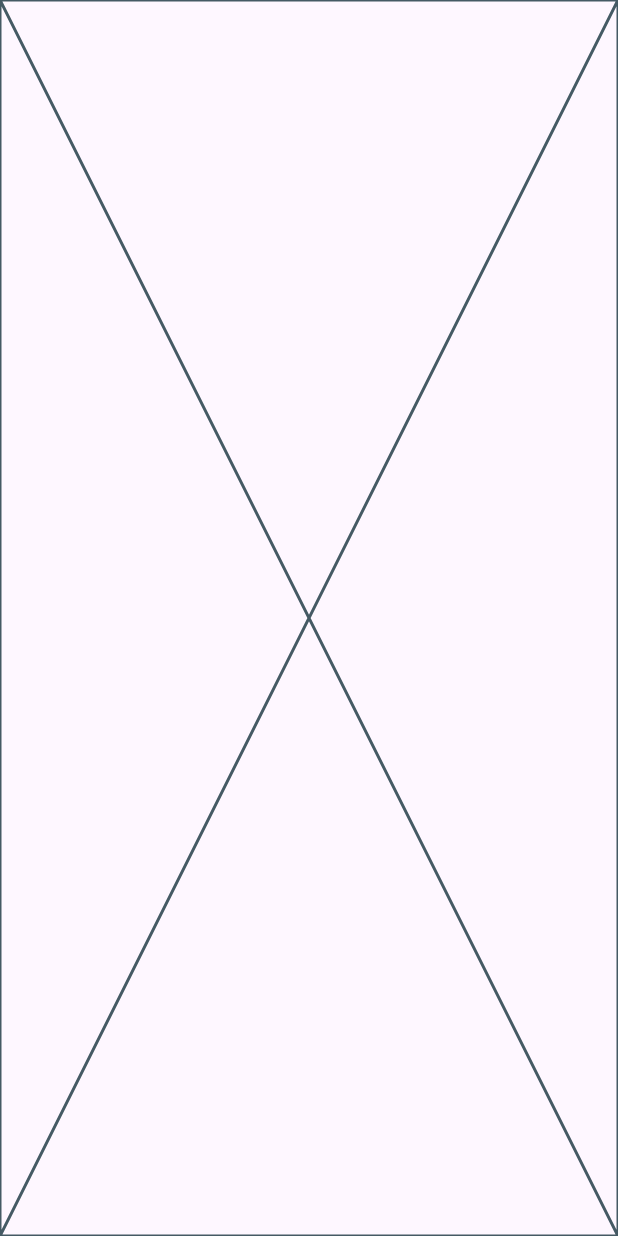
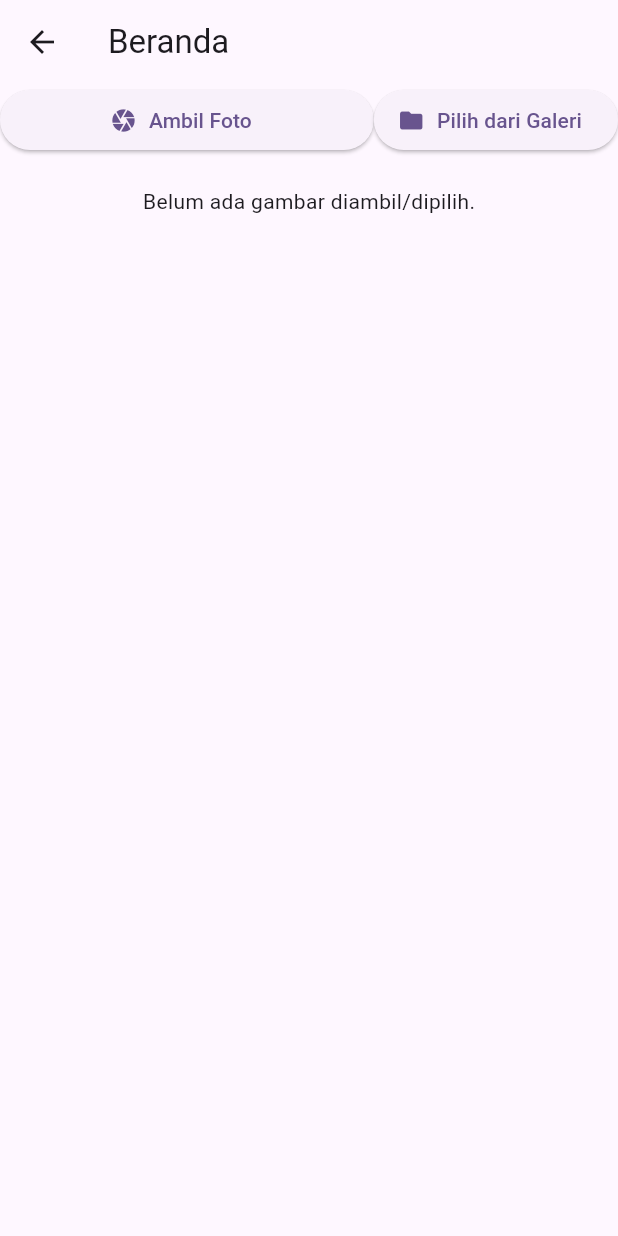
Before and after one commit to DaffaPutra7/CameraFile_0133, a Flutter app: the FullPage screen opened directly, on a phone screen of 412 x 824 dp. Run offline on Flutter 3.47's test engine with Material 3 defaults, Android fonts, the phone set to English and light mode, and no system bars; our stand-ins replace camera, image_picker, permission_handler.

Commit message:
membuat homepage yang isinya terdapat text Beranda, button icon camera, button icon folder, dan button icon delete

```diff
--- a/lib/home_page.dart
+++ b/lib/home_page.dart
@@ -50,6 +50,62 @@
 
   @override
   Widget build(BuildContext context) {
-    return const Placeholder();
+    return Scaffold(
+      appBar: AppBar(title: const Text('Beranda')),
+      body: SafeArea(
+        child: Column(
+          crossAxisAlignment: CrossAxisAlignment.center,
+          children: [
+            Row(
+              children: [
+                Expanded(
+                  child: ElevatedButton.icon(
+                    icon: const Icon(Icons.camera),
+                    label: const Text('Ambil Foto'),
+                    onPressed: _takePicture,
+                  ),
+                ),
+                ElevatedButton.icon(
+                  icon: const Icon(Icons.folder),
+                  label: const Text('Pilih dari Galeri'),
+                  onPressed: _pickFromGallery,
+                ),
+              ],
+            ),
+            const SizedBox(height: 20),
+            if (_imageFile != null)
+              Column(
+                children: [
+                  Padding(
+                    padding: const EdgeInsets.all(8.0),
+                    child: Image.file(
+                      _imageFile!,
+                      width: double.infinity,
+                    ),
+                  ),
+                  Text(
+                    'Gambar disimpan di: ${_imageFile?.path ?? 'Tidak ada'}',
+                    style: const TextStyle(fontSize: 12),
+                  ),
+                  ElevatedButton.icon(
+                    icon: const Icon(Icons.delete),
+                    label: const Text('Hapus Gambar'),
+                    onPressed: () async {
+                      await _imageFile?.delete();
+                      setState(() => _imageFile = null);
+                      ScaffoldMessenger.of(context).showSnackBar(
+                        const SnackBar(content: Text('Gambar dihapus')),
+                      );
+                    },
+                  ),
+                ],
+              )
+            else
+              const Text('Belum ada gambar diambil/dipilih.'),
+            const SizedBox(height: 20),
+          ],
+        ),
+      ),
+    );
   }
 }
```
